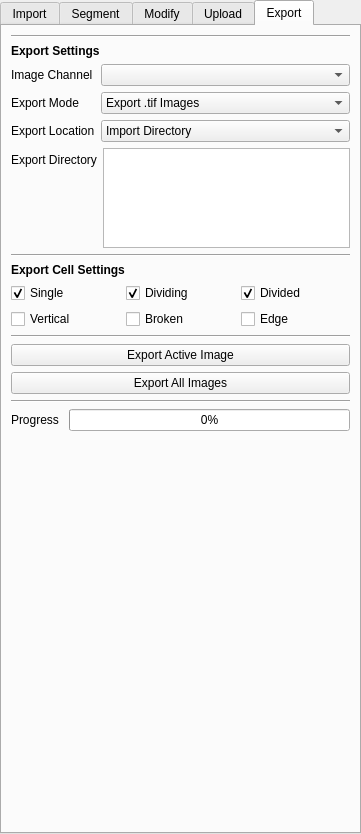
This is src/napari_akseg/akseg_ui.ui in piedrro/napari-akseg as Qt 5 draws it before an edit. The edited form follows.
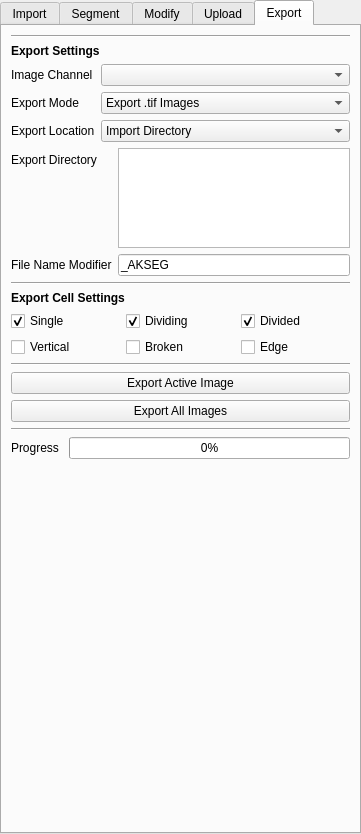
This is the edited form. The open tabs and pages were chosen to show the change.

Commit message: added file name modifier to export function

```diff
--- a/src/napari_akseg/akseg_ui.ui
+++ b/src/napari_akseg/akseg_ui.ui
@@ -1846,6 +1846,20 @@
         </property>
        </widget>
       </item>
+      <item row="1" column="1">
+       <widget class="QLineEdit" name="export_modifier">
+        <property name="text">
+         <string>_AKSEG</string>
+        </property>
+       </widget>
+      </item>
+      <item row="1" column="0">
+       <widget class="QLabel" name="label_26">
+        <property name="text">
+         <string>File Name Modifier</string>
+        </property>
+       </widget>
+      </item>
      </layout>
     </item>
     <item>
```
The commit also changes 3 other files.
